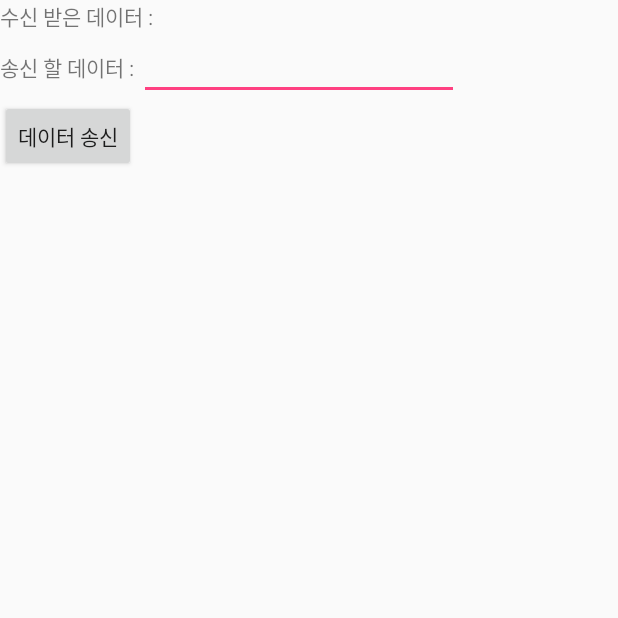
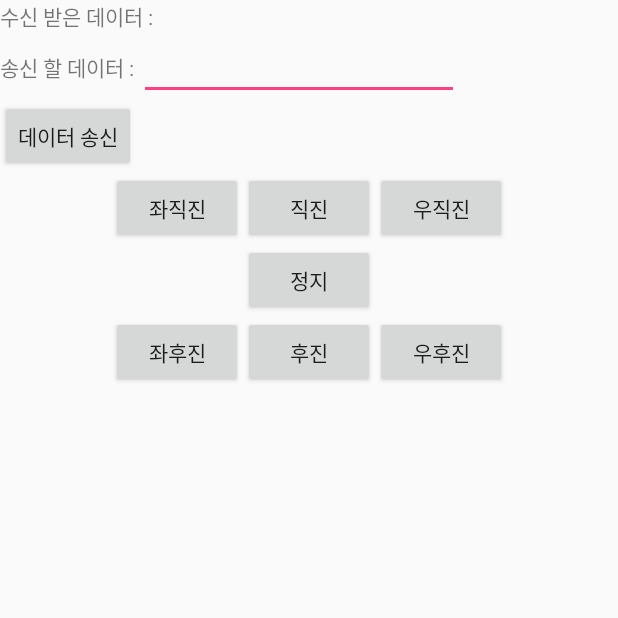
Before and after one commit to AnDeoukKyi/Sriver, an Android app: the screen it shows after launch (LoginActivity), on a phone screen of 412 x 824 dp, the top half of it. Run offline under Robolectric (Android 15) with nearby library versions, the phone set to English and light mode, and no system bars.

Commit message:
앱으로 이동 제어(블루투스통신)

```diff
--- a/Android/RcCar/app/src/main/java/com/example/an/rccar/LoginActivity.java
+++ b/Android/RcCar/app/src/main/java/com/example/an/rccar/LoginActivity.java
@@ -78,6 +78,60 @@ public class LoginActivity extends Activity {
         buttonSend = (Button)findViewById(R.id.button_send);
         editTextSend = (EditText)findViewById(R.id.editText_send);
         textViewReceive = (TextView)findViewById(R.id.textView_receive);
+
+        Button btn_1=(Button)findViewById(R.id.btn_1);
+        Button btn_2=(Button)findViewById(R.id.btn_2);
+        Button btn_3=(Button)findViewById(R.id.btn_3);
+        Button btn_4=(Button)findViewById(R.id.btn_4);
+        Button btn_5=(Button)findViewById(R.id.btn_5);
+        Button btn_6=(Button)findViewById(R.id.btn_6);
+        Button btn_7=(Button)findViewById(R.id.btn_7);
+
+        btn_1.setOnClickListener(new OnClickListener() {
+            @Override
+            public void onClick(View view) {
+                sendData(Integer.toString(1));
+            }
+        });
+        btn_2.setOnClickListener(new OnClickListener() {
+            @Override
+            public void onClick(View view) {
+                sendData(Integer.toString(2));
+            }
+        });
+        btn_3.setOnClickListener(new OnClickListener() {
+            @Override
+            public void onClick(View view) {
+                sendData(Integer.toString(3));
+            }
+        });
+        btn_4.setOnClickListener(new OnClickListener() {
+            @Override
+            public void onClick(View view) {
+                sendData(Integer.toString(4));
+            }
+        });
+        btn_5.setOnClickListener(new OnClickListener() {
+            @Override
+            public void onClick(View view) {
+                sendData(Integer.toString(5));
+            }
+        });
+        btn_6.setOnClickListener(new OnClickListener() {
+            @Override
+            public void onClick(View view) {
+                sendData(Integer.toString(6));
+            }
+        });
+        btn_7.setOnClickListener(new OnClickListener() {
+            @Override
+            public void onClick(View view) {
+                sendData(Integer.toString(7));
+            }
+        });
+
+
+
 
         buttonSend.setOnClickListener(new OnClickListener() {
             @Override
--- a/Android/RcCar/app/src/main/res/layout/activity_login.xml
+++ b/Android/RcCar/app/src/main/res/layout/activity_login.xml
@@ -1,105 +1,111 @@
 <?xml version="1.0" encoding="utf-8"?>
-<android.support.constraint.ConstraintLayout xmlns:android="http://schemas.android.com/apk/res/android"
+<LinearLayout xmlns:android="http://schemas.android.com/apk/res/android"
 xmlns:app="http://schemas.android.com/apk/res-auto"
 xmlns:tools="http://schemas.android.com/tools"
 android:layout_width="match_parent"
 android:layout_height="match_parent"
-tools:context=".LoginActivity">
+tools:context=".LoginActivity"
+    android:orientation="vertical">
 
     <LinearLayout
-
         android:layout_width="match_parent"
-
-        android:layout_height="match_parent"
-
+        android:layout_height="wrap_content"
         android:orientation="vertical">
 
-
-
         <LinearLayout
-
             android:layout_width="match_parent"
-
             android:layout_height="wrap_content"
-
             android:orientation="horizontal">
 
-
+            <TextView
+                android:layout_width="wrap_content"
+                android:layout_height="wrap_content"
+                android:text="수신 받은 데이터 : "/>
 
             <TextView
+                android:layout_width="wrap_content"
+                android:layout_height="wrap_content"
+                android:id="@+id/textView_receive"/>
 
-                android:layout_width="wrap_content"
-
+        </LinearLayout>
+        <LinearLayout
+            android:layout_width="match_parent"
             android:layout_height="wrap_content"
-
-                android:text="수신 받은 데이터 : "/>
-
-
+            android:orientation="horizontal">
 
             <TextView
+                android:layout_width="wrap_content"
+                android:layout_height="wrap_content"
+                android:text="송신 할 데이터 : "/>
 
+            <EditText
                 android:layout_width="wrap_content"
-
                 android:layout_height="wrap_content"
-
-                android:id="@+id/textView_receive"/>
-
-
+                android:id="@+id/editText_send"
+                android:ems="10"/>
 
         </LinearLayout>
 
-
+        <Button
+            android:layout_width="wrap_content"
+            android:layout_height="wrap_content"
+            android:text="데이터 송신"
+            android:id="@+id/button_send"/>
+    </LinearLayout>
 
     <LinearLayout
-
         android:layout_width="match_parent"
-
         android:layout_height="wrap_content"
-
+        android:orientation="vertical"
+        android:gravity="center">
+        <LinearLayout
+            android:layout_width="wrap_content"
+            android:layout_height="wrap_content"
             android:orientation="horizontal">
-
-
-
-            <TextView
-
+            <Button
+                android:id="@+id/btn_1"
                 android:layout_width="wrap_content"
-
                 android:layout_height="wrap_content"
-
-                android:text="송신 할 데이터 : "/>
-
-
-
-            <EditText
-
+                android:text="좌직진"/>
+            <Button
+                android:id="@+id/btn_2"
                 android:layout_width="wrap_content"
-
                 android:layout_height="wrap_content"
-
-                android:id="@+id/editText_send"
-
-                android:ems="10"/>
-
-
-
+                android:text="직진"/>
+            <Button
+                android:id="@+id/btn_3"
+                android:layout_width="wrap_content"
+                android:layout_height="wrap_content"
+                android:text="우직진"/>
         </LinearLayout>
-
-
-
+        <LinearLayout
+            android:layout_width="wrap_content"
+            android:layout_height="wrap_content">
             <Button
-
+                android:id="@+id/btn_4"
                 android:layout_width="wrap_content"
-
                 android:layout_height="wrap_content"
-
-            android:text="데이터 송신"
-
-            android:id="@+id/button_send"/>
-
+                android:text="정지"/>
         </LinearLayout>
-
-
-
-    출처: https://yeolco.tistory.com/80 [열코의 프로그래밍 일기]
-
-</android.support.constraint.ConstraintLayout>
+        <LinearLayout
+            android:layout_width="wrap_content"
+            android:layout_height="wrap_content"
+            android:orientation="horizontal">
+            <Button
+                android:id="@+id/btn_5"
+                android:layout_width="wrap_content"
+                android:layout_height="wrap_content"
+                android:text="좌후진"/>
+            <Button
+                android:id="@+id/btn_6"
+                android:layout_width="wrap_content"
+                android:layout_height="wrap_content"
+                android:text="후진"/>
+            <Button
+                android:id="@+id/btn_7"
+                android:layout_width="wrap_content"
+                android:layout_height="wrap_content"
+                android:text="우후진"/>
+        </LinearLayout>
+    </LinearLayout>
+</LinearLayout>
```
Also changed, not shown: 1 other file. Lines whose indentation alone changed are shown as unchanged.
